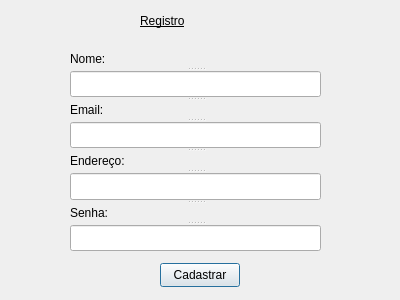
Before: the Qt Designer form sistem_emprestimo/create_new_user.ui in JVictor011/Emprestimo_de_filmes, drawn with Qt 5.
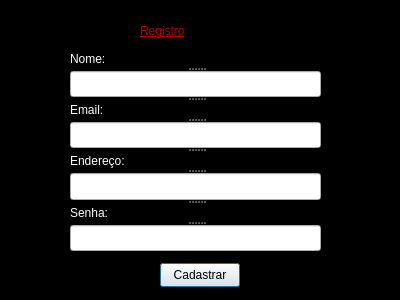
After: the same form once the commit is applied.

```diff
--- a/sistem_emprestimo/create_new_user.ui
+++ b/sistem_emprestimo/create_new_user.ui
@@ -17,7 +17,7 @@
    <property name="geometry">
     <rect>
      <x>140</x>
-     <y>0</y>
+     <y>10</y>
      <width>111</width>
      <height>41</height>
     </rect>
@@ -28,7 +28,7 @@
    <property name="styleSheet">
     <string notr="true">font: 900 italic 20pt &quot;Segoe UI&quot;;
 text-decoration: underline;
-color: rgb(0, 0, 0);
+color: rgb(170, 0, 0);
 </string>
    </property>
    <property name="text">
@@ -61,30 +61,62 @@
     <enum>Qt::Vertical</enum>
    </property>
    <widget class="QLabel" name="label">
+    <property name="styleSheet">
+     <string notr="true">color: rgb(255, 255, 255);</string>
+    </property>
     <property name="text">
      <string>Nome:</string>
     </property>
    </widget>
    <widget class="QLineEdit" name="line_nome"/>
    <widget class="QLabel" name="label_2">
+    <property name="styleSheet">
+     <string notr="true">color: rgb(255, 255, 255);</string>
+    </property>
     <property name="text">
      <string>Email:</string>
     </property>
    </widget>
    <widget class="QLineEdit" name="line_email"/>
    <widget class="QLabel" name="label_3">
+    <property name="styleSheet">
+     <string notr="true">color: rgb(255, 255, 255);</string>
+    </property>
     <property name="text">
      <string>Endereço:</string>
     </property>
    </widget>
    <widget class="QLineEdit" name="line_endereco"/>
    <widget class="QLabel" name="label_4">
+    <property name="styleSheet">
+     <string notr="true">color: rgb(255, 255, 255);</string>
+    </property>
     <property name="text">
      <string>Senha:</string>
     </property>
    </widget>
    <widget class="QLineEdit" name="line_senha"/>
   </widget>
+  <widget class="QLabel" name="background">
+   <property name="geometry">
+    <rect>
+     <x>0</x>
+     <y>0</y>
+     <width>401</width>
+     <height>301</height>
+    </rect>
+   </property>
+   <property name="styleSheet">
+    <string notr="true">background-color: rgb(0, 0, 0);</string>
+   </property>
+   <property name="text">
+    <string/>
+   </property>
+  </widget>
+  <zorder>background</zorder>
+  <zorder>label_5</zorder>
+  <zorder>Button_cad</zorder>
+  <zorder>splitter</zorder>
  </widget>
  <resources/>
  <connections/>
```
